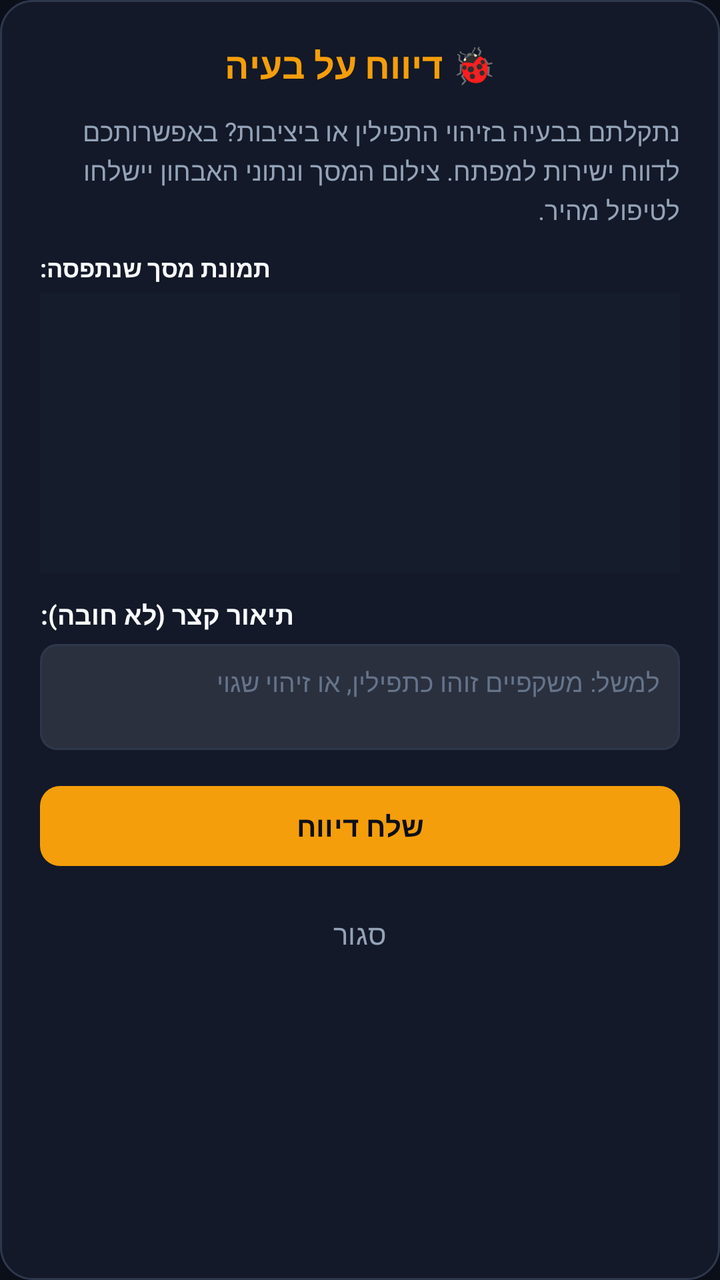
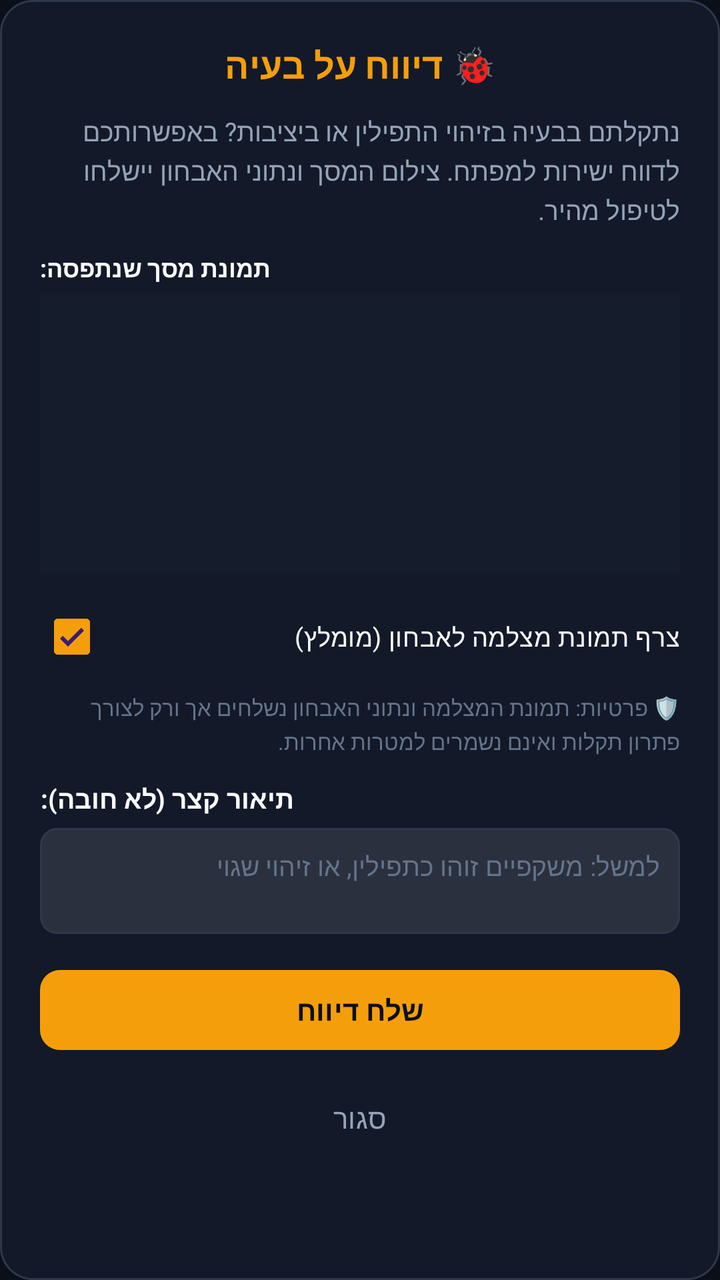

Two renders of the same Android screen: before a commit and after it. Below are the layout's source before the change and the commit's diff.
<!-- AndroidManifest.xml: application theme Theme.TefillinNative -->
<!-- res/layout/dialog_bug_report.xml -->
<?xml version="1.0" encoding="utf-8"?>
<ScrollView xmlns:android="http://schemas.android.com/apk/res/android"
    xmlns:app="http://schemas.android.com/apk/res-auto"
    android:layout_width="match_parent"
    android:layout_height="wrap_content"
    android:fillViewport="true"
    android:scrollbars="vertical">

    <LinearLayout
        android:layout_width="match_parent"
        android:layout_height="wrap_content"
        android:background="@drawable/bg_glass_card"
        android:orientation="vertical"
        android:padding="20dp">

        <TextView
            android:id="@+id/tvModalTitle"
            android:layout_width="match_parent"
            android:layout_height="wrap_content"
            android:text="@string/bug_modal_title"
            android:textColor="@color/accent_gold"
            android:textSize="18sp"
            android:textStyle="bold"
            android:gravity="center"
            android:layout_marginBottom="12dp" />

        <TextView
            android:layout_width="match_parent"
            android:layout_height="wrap_content"
            android:text="@string/bug_intro"
            android:textColor="@color/text_muted"
            android:textSize="13sp"
            android:lineSpacingExtra="2dp"
            android:layout_marginBottom="12dp" />

        <TextView
            android:id="@+id/tvPreviewLabel"
            android:layout_width="wrap_content"
            android:layout_height="wrap_content"
            android:text="@string/bug_preview_label"
            android:textColor="@color/text_main"
            android:textSize="12sp"
            android:textStyle="bold"
            android:layout_marginBottom="4dp" />

        <ImageView
            android:id="@+id/ivPreview"
            android:layout_width="match_parent"
            android:layout_height="140dp"
            android:adjustViewBounds="true"
            android:scaleType="fitCenter"
            android:background="#151C2C"
            android:layout_marginBottom="12dp" />

        <TextView
            android:layout_width="wrap_content"
            android:layout_height="wrap_content"
            android:text="@string/bug_notes_label"
            android:textColor="@color/text_main"
            android:textSize="13sp"
            android:textStyle="bold" />

        <EditText
            android:id="@+id/etNotes"
            android:layout_width="match_parent"
            android:layout_height="wrap_content"
            android:minLines="2"
            android:maxLines="3"
            android:gravity="top|start"
            android:hint="@string/bug_notes_hint"
            android:textColorHint="@color/text_subtle"
            android:textColor="@color/text_main"
            android:background="@drawable/bg_button_rounded"
            android:padding="10dp"
            android:textSize="13sp"
            android:layout_marginTop="6dp"
            android:layout_marginBottom="14dp" />

        
        <ProgressBar
            android:id="@+id/pbSending"
            style="?android:attr/progressBarStyle"
            android:layout_width="32dp"
            android:layout_height="32dp"
            android:layout_gravity="center"
            android:visibility="gone"
            android:layout_marginBottom="12dp" />

        
        <com.google.android.material.button.MaterialButton
            android:id="@+id/btnSendReport"
            android:layout_width="match_parent"
            android:layout_height="wrap_content"
            android:minHeight="48dp"
            android:text="@string/send_report"
            app:backgroundTint="@color/accent_gold"
            android:textColor="@color/bg_primary"
            android:textStyle="bold"
            android:textSize="14sp"
            android:textAllCaps="false"
            app:cornerRadius="10dp"
            android:layout_marginBottom="8dp" />

        
        <com.google.android.material.button.MaterialButton
            android:id="@+id/btnShareFallback"
            android:layout_width="match_parent"
            android:layout_height="wrap_content"
            android:minHeight="44dp"
            android:text="@string/share_fallback"
            app:backgroundTint="#243048"
            android:textColor="@color/text_muted"
            android:textStyle="bold"
            android:textSize="13sp"
            android:textAllCaps="false"
            app:cornerRadius="10dp"
            android:visibility="gone"
            android:layout_marginBottom="8dp" />

        <com.google.android.material.button.MaterialButton
            android:id="@+id/btnCloseBug"
            android:layout_width="match_parent"
            android:layout_height="wrap_content"
            android:minHeight="44dp"
            android:text="@string/close"
            style="@style/Widget.Material3.Button.TextButton"
            android:textColor="@color/text_muted"
            android:textSize="14sp"
            android:textAllCaps="false" />

    </LinearLayout>
</ScrollView>
<!-- resources referenced by this layout -->
<resources>
  <color name="accent_gold">#F59E0B</color>
  <color name="bg_primary">#0B0F19</color>
  <color name="text_main">#F8FAFC</color>
  <color name="text_muted">#94A3B8</color>
  <color name="text_subtle">#64748B</color>
  <!-- drawable bg_button_rounded (drawable) -->
  <?xml version="1.0" encoding="utf-8"?>
  <ripple xmlns:android="http://schemas.android.com/apk/res/android"
      android:color="@color/accent_gold_glow">
      <item>
          <shape android:shape="rectangle">
              <solid android:color="#1AFFFFFF" />
              <stroke
                  android:width="1dp"
                  android:color="@color/card_border" />
              <corners android:radius="8dp" />
          </shape>
      </item>
  </ripple>
  <!-- drawable bg_glass_card (drawable) -->
  <?xml version="1.0" encoding="utf-8"?>
  <shape xmlns:android="http://schemas.android.com/apk/res/android"
      android:shape="rectangle">
      <solid android:color="@color/bg_surface_translucent" />
      <stroke
          android:width="1dp"
          android:color="@color/card_border" />
      <corners android:radius="16dp" />
  </shape>
  <string name="bug_intro">נתקלתם בבעיה בזיהוי התפילין או ביציבות? באפשרותכם לדווח ישירות למפתח. צילום המסך ונתוני האבחון יישלחו לטיפול מהיר.</string>
  <string name="bug_modal_title">🐞 דיווח על בעיה</string>
  <string name="bug_notes_hint">למשל: משקפיים זוהו כתפילין, או זיהוי שגוי</string>
  <string name="bug_notes_label">תיאור קצר (לא חובה):</string>
  <string name="bug_preview_label">תמונת מסך שנתפסה:</string>
  <string name="close">סגור</string>
  <string name="send_report">שלח דיווח</string>
  <string name="share_fallback">שתף באמצעות יישום חיצוני</string>
  <style name="Theme.TefillinNative" parent="Theme.Material3.Dark.NoActionBar">
          <item name="android:statusBarColor">@color/bg_surface</item>
          <item name="android:navigationBarColor">@color/bg_primary</item>
          <item name="android:windowBackground">@color/bg_primary</item>
          <item name="colorPrimary">@color/accent_gold</item>
          <item name="colorSecondary">@color/accent_cyan</item>
          <item name="colorSurface">@color/bg_surface</item>
          <item name="android:textColorPrimary">@color/text_main</item>
          <item name="android:textColorSecondary">@color/text_muted</item>
      </style>
  <color name="accent_gold_glow">#59F59E0B</color>
  <color name="card_border">#2E384D</color>
  <color name="bg_surface_translucent">#D0151C2C</color>
  <color name="bg_surface">#151C2C</color>
  <color name="accent_cyan">#38BDF8</color>
</resources>

<!-- the commit's change to res/layout/dialog_bug_report.xml (unified diff, before → after) -->
@@ -50,6 +50,27 @@
             android:adjustViewBounds="true"
             android:scaleType="fitCenter"
             android:background="#151C2C"
+            android:layout_marginBottom="8dp" />
+
+        <com.google.android.material.checkbox.MaterialCheckBox
+            android:id="@+id/cbAttachSnapshot"
+            android:layout_width="match_parent"
+            android:layout_height="wrap_content"
+            android:text="@string/bug_attach_snapshot_label"
+            android:textColor="@color/text_main"
+            android:textSize="12.5sp"
+            android:checked="true"
+            app:buttonTint="@color/accent_gold"
+            android:layout_marginBottom="4dp" />
+
+        <TextView
+            android:id="@+id/tvPrivacyNotice"
+            android:layout_width="match_parent"
+            android:layout_height="wrap_content"
+            android:text="@string/bug_privacy_notice"
+            android:textColor="@color/text_subtle"
+            android:textSize="11sp"
+            android:lineSpacingExtra="2dp"
             android:layout_marginBottom="12dp" />
 
         <TextView
<!-- resource entries referenced after the edit -->
@@ -29,11 +29,13 @@
           android:color="@color/card_border" />
       <corners android:radius="16dp" />
   </shape>
+  <string name="bug_attach_snapshot_label">צרף תמונת מצלמה לאבחון (מומלץ)</string>
   <string name="bug_intro">נתקלתם בבעיה בזיהוי התפילין או ביציבות? באפשרותכם לדווח ישירות למפתח. צילום המסך ונתוני האבחון יישלחו לטיפול מהיר.</string>
   <string name="bug_modal_title">🐞 דיווח על בעיה</string>
   <string name="bug_notes_hint">למשל: משקפיים זוהו כתפילין, או זיהוי שגוי</string>
   <string name="bug_notes_label">תיאור קצר (לא חובה):</string>
   <string name="bug_preview_label">תמונת מסך שנתפסה:</string>
+  <string name="bug_privacy_notice">🛡️ פרטיות: תמונת המצלמה ונתוני האבחון נשלחים אך ורק לצורך פתרון תקלות ואינם נשמרים למטרות אחרות.</string>
   <string name="close">סגור</string>
   <string name="send_report">שלח דיווח</string>
   <string name="share_fallback">שתף באמצעות יישום חיצוני</string>
